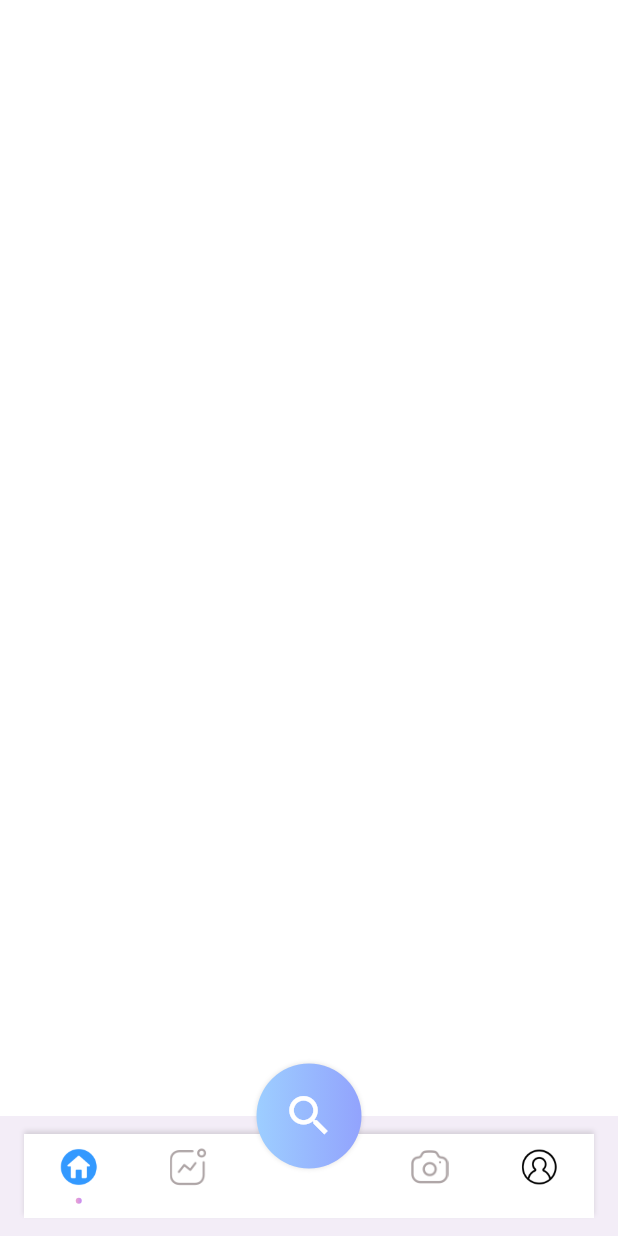
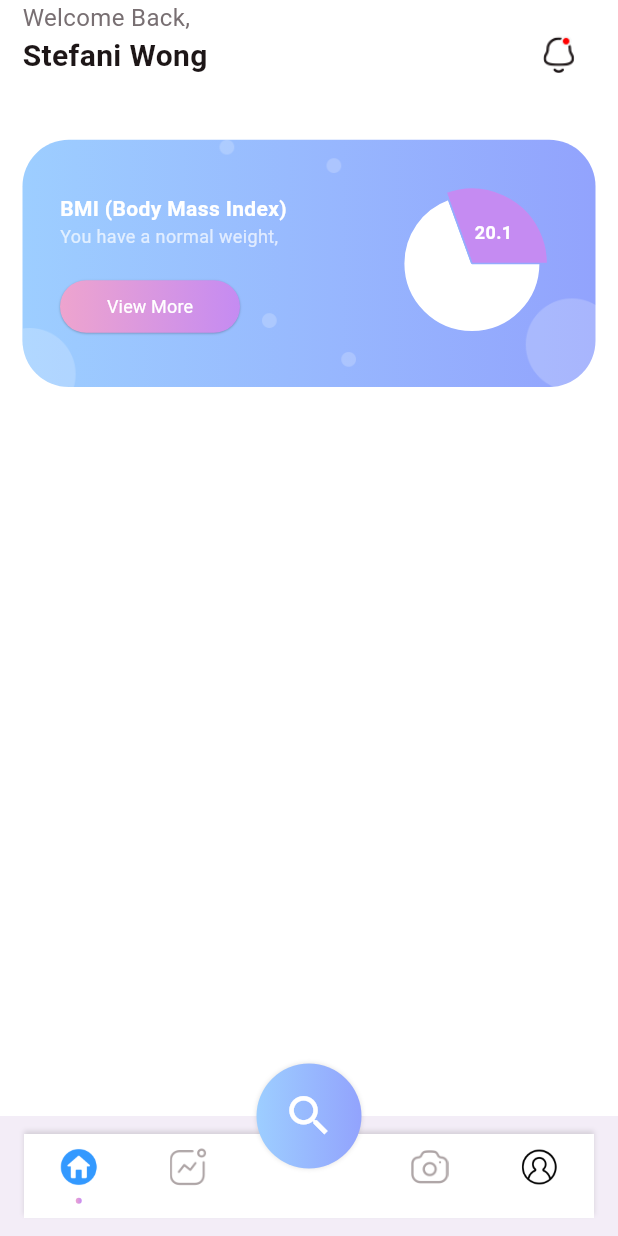
Before and after one commit to prajapati-het/GymPal-A_Home_Fitness_App, a Flutter app: the MainTabView screen opened directly, on a phone screen of 412 x 824 dp. Run offline on Flutter 3.47's test engine with Material 3 defaults, Android fonts, the phone set to English and light mode, and no system bars; drawn by our look-alikes of fl_chart; our stand-ins replace carousel_slider.

Commit message:
Home Page , Pie Chart Added

```diff
--- a/lib/common_widget/round_button.dart
+++ b/lib/common_widget/round_button.dart
@@ -1,7 +1,8 @@
 import 'package:flutter/material.dart';
+
 import '../common/Color.dart';
 
-enum RoundButtonType { bgGradient }
+enum RoundButtonType { bgGradient, bgSGradient , textGradient }
 
 class RoundButton extends StatelessWidget {
   final String title;
@@ -11,58 +12,62 @@ class RoundButton extends StatelessWidget {
   final double elevation;
   final FontWeight fontWeight;
 
-  const RoundButton({
-    super.key,
+  const RoundButton(
+      {super.key,
         required this.title,
         this.type = RoundButtonType.bgGradient,
         this.fontSize = 16,
         this.elevation = 1,
         this.fontWeight = FontWeight.w700,
-    required this.onPressed,
-  });
+        required this.onPressed});
 
   @override
   Widget build(BuildContext context) {
     return Container(
       decoration: BoxDecoration(
-        gradient: type == RoundButtonType.bgGradient
-            ? LinearGradient(
-          colors: AppColor.primaryG,
-          begin: Alignment.topLeft,
-          end: Alignment.bottomRight,
-        )
-            : null,
+          gradient: LinearGradient(
+            colors: type == RoundButtonType.bgSGradient ? AppColor.secondaryG :  AppColor.primaryG,
+          ),
           borderRadius: BorderRadius.circular(25),
-        boxShadow: type == RoundButtonType.bgGradient
+          boxShadow: type == RoundButtonType.bgGradient ||  type == RoundButtonType.bgSGradient
               ? const [
             BoxShadow(
                 color: Colors.black26,
                 blurRadius: 0.5,
-            offset: Offset(0, 0.5),
-          ),
+                offset: Offset(0, 0.5))
           ]
-            : null,
-      ),
+              : null),
       child: MaterialButton(
         onPressed: onPressed,
         height: 50,
         shape: RoundedRectangleBorder(borderRadius: BorderRadius.circular(25)),
-        minWidth: double.infinity,
-        elevation: type == RoundButtonType.bgGradient ? 0 : elevation,
-        color: type == RoundButtonType.bgGradient
+        textColor: AppColor.primaryColor1,
+        minWidth: double.maxFinite,
+        elevation: type == RoundButtonType.bgGradient ||  type == RoundButtonType.bgSGradient ? 0 : elevation,
+        color: type == RoundButtonType.bgGradient ||  type == RoundButtonType.bgSGradient
             ? Colors.transparent
             : AppColor.white,
-        child: Center(
-          child: Text(
-            title,
+        child: type == RoundButtonType.bgGradient ||  type == RoundButtonType.bgSGradient
+            ? Text(title,
             style: TextStyle(
-              color: type == RoundButtonType.bgGradient
-                  ? AppColor.white
-                  : AppColor.primaryColor1,
+                color: AppColor.white,
                 fontSize: fontSize,
-              fontWeight: fontWeight,
-            ),
-          ),
+                fontWeight: fontWeight))
+            : ShaderMask(
+          blendMode: BlendMode.srcIn,
+          shaderCallback: (bounds) {
+            return LinearGradient(
+                colors: AppColor.primaryG,
+                begin: Alignment.centerLeft,
+                end: Alignment.centerRight)
+                .createShader(
+                Rect.fromLTRB(0, 0, bounds.width, bounds.height));
+          },
+          child: Text(title,
+              style: TextStyle(
+                  color:  AppColor.primaryColor1,
+                  fontSize: fontSize,
+                  fontWeight: fontWeight)),
         ),
       ),
     );
--- a/lib/main_tab/main_tab_view.dart
+++ b/lib/main_tab/main_tab_view.dart
@@ -2,6 +2,7 @@ import 'package:flutter/material.dart';
 
 import '../common/Color.dart';
 import '../common_widget/tab_button.dart';
+import '../view/home/home_view.dart';
 
 class MainTabView extends StatefulWidget {
   const MainTabView({super.key});
@@ -13,13 +14,13 @@ class MainTabView extends StatefulWidget {
 class _MainTabViewState extends State<MainTabView> {
   int selectTab = 0;
   final PageStorageBucket pageBucket = PageStorageBucket();
-  //Widget currentTab = const HomeView();
+  Widget currentTab = const HomeView();
   @override
   Widget build(BuildContext context) {
     return SafeArea(
       child: Scaffold(
         backgroundColor: AppColor.white,
-        //body: PageStorage(bucket: pageBucket, child: currentTab),
+        body: PageStorage(bucket: pageBucket, child: currentTab),
         floatingActionButtonLocation: FloatingActionButtonLocation.centerDocked,
         floatingActionButton: SizedBox(
           width: 70,
@@ -63,7 +64,7 @@ class _MainTabViewState extends State<MainTabView> {
                     isActive: selectTab == 0,
                     onTap: () {
                       selectTab = 0;
-                      //currentTab = const HomeView();
+                      currentTab = const HomeView();
                       if (mounted) {
                         setState(() {});
                       }
--- /dev/null
+++ b/lib/view/home/blank_view.dart
@@ -0,0 +1,18 @@
+import 'package:flutter/material.dart';
+import 'package:gympal/common/Color.dart';
+
+class BlankView extends StatefulWidget {
+  const BlankView({super.key});
+
+  @override
+  State<BlankView> createState() => _BlankViewState();
+}
+
+class _BlankViewState extends State<BlankView> {
+  @override
+  Widget build(BuildContext context) {
+    return Scaffold(
+      backgroundColor: AppColor.white,
+    );
+  }
+}
--- /dev/null
+++ b/lib/view/home/home_view.dart
@@ -0,0 +1,201 @@
+import 'package:fl_chart/fl_chart.dart';
+import 'package:flutter/material.dart';
+import 'package:gympal/common/Color.dart';
+import 'package:gympal/common_widget/round_button.dart';
+
+class HomeView extends StatefulWidget {
+  const HomeView({super.key});
+
+  @override
+  State<HomeView> createState() => _HomeViewState();
+}
+
+class _HomeViewState extends State<HomeView> {
+  @override
+  Widget build(BuildContext context) {
+
+    var media = MediaQuery.of(context).size;
+
+
+    return Scaffold(
+      backgroundColor: AppColor.white,
+      body: SingleChildScrollView(
+        child: SafeArea(
+          child: Padding(
+            padding: const EdgeInsets.symmetric(horizontal: 15.0),
+            child: Column(
+              children: [
+                Row(
+                  mainAxisAlignment: MainAxisAlignment.spaceBetween,
+                  children: [
+                    Column(
+                      crossAxisAlignment: CrossAxisAlignment.start,
+                      children: [
+                        Text(
+                          "Welcome Back,",
+                          style: TextStyle(color: AppColor.gray, fontSize: 16),
+                        ),
+                        Text(
+                          "Stefani Wong",
+                          style: TextStyle(
+                              color: AppColor.black,
+                              fontSize: 20,
+                              fontWeight: FontWeight.w700),
+                        ),
+                        SizedBox(
+                          height: media.width * 0.05,
+                        ),
+                      ],
+                    ),
+
+                    IconButton(
+                        onPressed: (){},
+                        icon: Image.asset(
+                          "assets/img/notification_active.png",
+                          width: 25.0,
+                          height: 25.0,
+                          fit: BoxFit.fitHeight,
+                        )
+                    )
+
+                  ],
+                ),
+
+                SizedBox(
+                  height: media.width * 0.05,
+                ),
+                Container(
+
+                  height: media.width * 0.4,
+                  decoration: BoxDecoration(
+                    gradient: LinearGradient(
+                        colors: AppColor.primaryG
+                    ),
+                    borderRadius: BorderRadius.circular(media.width * 0.075)
+                  ),
+                  child: Stack(
+                    alignment: Alignment.center,
+                    children: [
+                      Image.asset(
+                        "assets/img/bg_dots.png",
+                        height: media.width * 0.4,
+                        width: double.maxFinite,
+                        fit:BoxFit.fitHeight,
+                      ),
+
+                      Padding(
+                        padding: EdgeInsets.symmetric(vertical: 25.0, horizontal: 25.0),
+                        child: Row(
+                          mainAxisAlignment: MainAxisAlignment.spaceBetween,
+                          children: [
+                            Column(
+                              mainAxisAlignment: MainAxisAlignment.center,
+                              crossAxisAlignment: CrossAxisAlignment.start,
+                              children: [
+                                Text(
+                                  "BMI (Body Mass Index)",
+                                  style: TextStyle(
+                                      color: AppColor.white,
+                                      fontSize: 14,
+                                      fontWeight: FontWeight.w700),
+                                ),
+                                Text(
+                                  "You have a normal weight,",
+                                  style: TextStyle(
+                                      color: AppColor.white.withOpacity(0.7),
+                                      fontSize: 12),
+                                ),
+                                SizedBox(
+                                  height: media.width * 0.05,
+                                ),
+
+                                SizedBox(
+                                  width: 120,
+                                  height: 35,
+                                  child: RoundButton(
+                                      title: "View More",
+                                      type: RoundButtonType.bgSGradient,
+                                      fontWeight: FontWeight.w400,
+                                      fontSize: 12,
+                                      onPressed: (){}
+                                  ),
+                                )
+
+                              ],
+                            ),
+
+                            AspectRatio(
+                              aspectRatio: 1,
+                              child: PieChart(
+                                PieChartData(
+                                  pieTouchData: PieTouchData(
+                                    touchCallback: (FlTouchEvent event, pieTouchResponse) {
+
+                                    },
+                                  ),
+                                  startDegreeOffset: 250,
+                                  borderData: FlBorderData(
+                                    show: false,
+                                  ),
+                                  sectionsSpace: 1,
+                                  centerSpaceRadius: 0,
+                                  sections: showingSections(),
+                                ),
+                              ),
+                            ),
+
+                          ],
+                        ),
+                      )
+
+                    ],
+                  ),
+                ),
+
+                SizedBox(
+                  height: media.width * 0.05,
+                ),
+
+              ],
+            ),
+          ),
+        ),
+      ),
+    );
+  }
+
+  List<PieChartSectionData> showingSections() {
+    return List.generate(2, (i) {
+      var color0 = AppColor.secondaryColor1;
+
+      switch (i) {
+        case 0:
+          return PieChartSectionData(
+            color: color0,
+            value: 33,
+            title: '',
+            radius: 50,
+            titlePositionPercentageOffset: 0.55,
+            badgeWidget: Text(
+              "20.1",
+              style: TextStyle(
+                  color: Colors.white,
+                fontSize: 12,
+                fontWeight: FontWeight.w700
+              ),
+            ),
+          );
+        case 1:
+          return PieChartSectionData(
+            color: Colors.white,
+            value: 75,
+            title: '',
+            radius: 45,
+            titlePositionPercentageOffset: 0.55,
+          );
+        default:
+          throw Error();
+      }
+    });
+  }
+}
--- a/pubspec.yaml
+++ b/pubspec.yaml
@@ -36,6 +36,7 @@ dependencies:
   # Use with the CupertinoIcons class for iOS style icons.
   cupertino_icons: ^1.0.6
   carousel_slider: ^5.0.0
+  fl_chart: ^0.68.0
 
 dev_dependencies:
   flutter_test:
```
Also changed, not shown: assets/img/bg_dots.png (added), assets/img/notification_active.png (added), pubspec.lock. Lines whose indentation alone changed are shown as unchanged.
